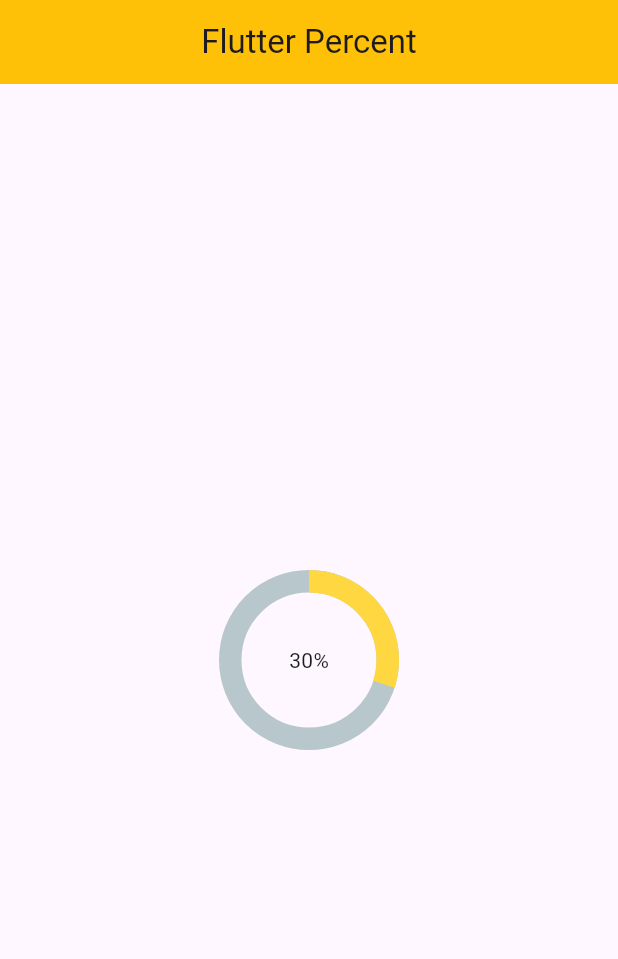
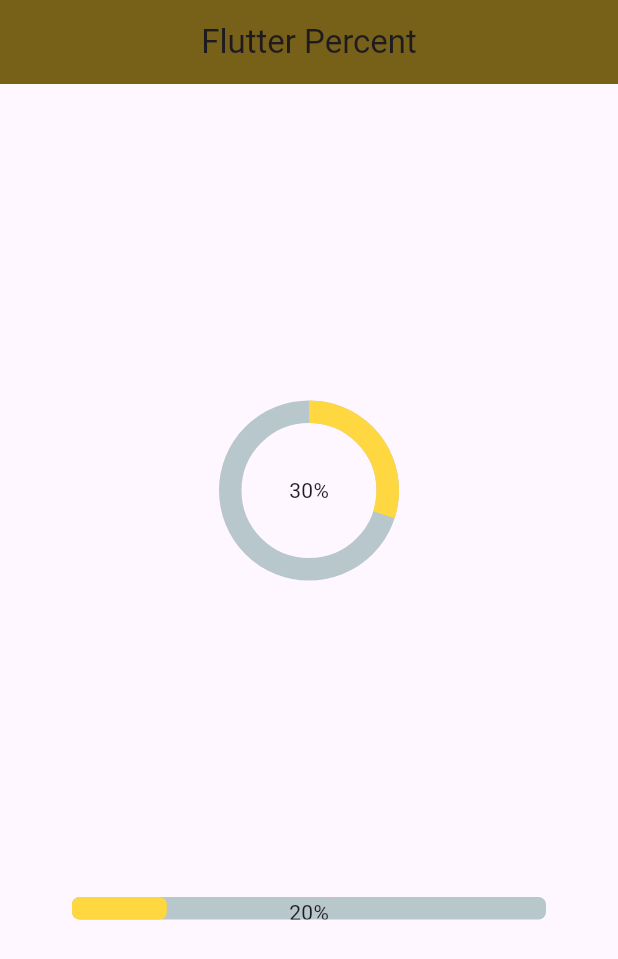
Before and after one commit to 254Bit/sliders, a Flutter app: the screen it shows after launch, on a phone screen of 412 x 824 dp. Shown: the top 959 px of the screen. Run offline on Flutter 3.47's test engine with Material 3 defaults, Android fonts, the phone set to English and light mode, and no system bars; drawn by our look-alikes of percent_indicator.

```diff
--- a/lib/indicator.dart
+++ b/lib/indicator.dart
@@ -1,5 +1,6 @@
 import 'package:flutter/material.dart';
 import 'package:percent_indicator/circular_percent_indicator.dart';
+import 'package:percent_indicator/linear_percent_indicator.dart';
 
 class MyPercentIndicator extends StatefulWidget {
   const MyPercentIndicator({super.key});
@@ -14,7 +15,7 @@ class _MyPercentIndicatorState extends State<MyPercentIndicator> {
     return Scaffold(
       appBar: AppBar(
         title: const Text('Flutter Percent'),
-        backgroundColor: Colors.amber,
+        backgroundColor: Color.fromARGB(255, 119, 96, 24),
         centerTitle: true,
       ),
       body: Container(
@@ -31,10 +32,18 @@ class _MyPercentIndicatorState extends State<MyPercentIndicator> {
               animateFromLastPercent: true,
               center: const Text('30%'),
               progressColor: Colors.amberAccent,
+              ),
+              LinearPercentIndicator(
+                 padding: const EdgeInsets.symmetric(horizontal:48),
+                lineHeight: 15,
+                percent: 0.2,
+                center: const Text ('20%'),
+                barRadius: const Radius.circular(5),
+                progressColor: Colors.amberAccent,
+                animation: true,
+                animateFromLastPercent: true,
+              ),
 
-
-
-              )
           ],
         ),
       ),
```
